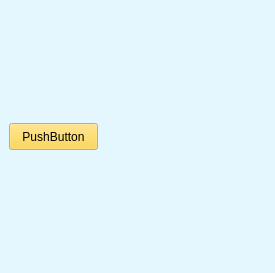
The window that src/contactos2.ui (foxcarlos/asiste) describes before a commit, drawn with Qt 5.
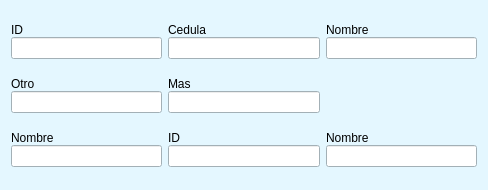
The same window after the commit.

```diff
--- a/src/contactos2.ui
+++ b/src/contactos2.ui
@@ -6,8 +6,8 @@
    <rect>
     <x>0</x>
     <y>0</y>
-    <width>275</width>
-    <height>273</height>
+    <width>488</width>
+    <height>190</height>
    </rect>
   </property>
   <property name="palette">
@@ -428,56 +428,198 @@
   <property name="windowTitle">
    <string>Form</string>
   </property>
-  <widget class="QPushButton" name="pushButton">
-   <property name="geometry">
-    <rect>
-     <x>9</x>
-     <y>123</y>
-     <width>89</width>
-     <height>27</height>
-    </rect>
-   </property>
-   <property name="palette">
-    <palette>
-     <active>
-      <colorrole role="Button">
-       <brush brushstyle="SolidPattern">
-        <color alpha="255">
-         <red>254</red>
-         <green>206</green>
-         <blue>45</blue>
-        </color>
-       </brush>
-      </colorrole>
-     </active>
-     <inactive>
-      <colorrole role="Button">
-       <brush brushstyle="SolidPattern">
-        <color alpha="255">
-         <red>254</red>
-         <green>206</green>
-         <blue>45</blue>
-        </color>
-       </brush>
-      </colorrole>
-     </inactive>
-     <disabled>
-      <colorrole role="Button">
-       <brush brushstyle="SolidPattern">
-        <color alpha="255">
-         <red>254</red>
-         <green>206</green>
-         <blue>45</blue>
-        </color>
-       </brush>
-      </colorrole>
-     </disabled>
-    </palette>
-   </property>
-   <property name="text">
-    <string>PushButton</string>
-   </property>
-  </widget>
+  <layout class="QGridLayout" name="gridLayout">
+   <item row="0" column="0">
+    <layout class="QVBoxLayout" name="verticalLayout">
+     <property name="spacing">
+      <number>0</number>
+     </property>
+     <item>
+      <widget class="QLabel" name="label">
+       <property name="sizePolicy">
+        <sizepolicy hsizetype="Minimum" vsizetype="Maximum">
+         <horstretch>0</horstretch>
+         <verstretch>0</verstretch>
+        </sizepolicy>
+       </property>
+       <property name="text">
+        <string>ID</string>
+       </property>
+       <property name="wordWrap">
+        <bool>false</bool>
+       </property>
+       <property name="margin">
+        <number>0</number>
+       </property>
+      </widget>
+     </item>
+     <item>
+      <widget class="QLineEdit" name="lineEdit_2"/>
+     </item>
+    </layout>
+   </item>
+   <item row="0" column="1">
+    <layout class="QVBoxLayout" name="verticalLayout_2">
+     <property name="spacing">
+      <number>0</number>
+     </property>
+     <item>
+      <widget class="QLabel" name="label_2">
+       <property name="sizePolicy">
+        <sizepolicy hsizetype="Preferred" vsizetype="Maximum">
+         <horstretch>0</horstretch>
+         <verstretch>0</verstretch>
+        </sizepolicy>
+       </property>
+       <property name="text">
+        <string>Cedula</string>
+       </property>
+      </widget>
+     </item>
+     <item>
+      <widget class="QLineEdit" name="lineEdit_3"/>
+     </item>
+    </layout>
+   </item>
+   <item row="0" column="2">
+    <layout class="QVBoxLayout" name="verticalLayout_3">
+     <property name="spacing">
+      <number>0</number>
+     </property>
+     <item>
+      <widget class="QLabel" name="label_3">
+       <property name="sizePolicy">
+        <sizepolicy hsizetype="Preferred" vsizetype="Maximum">
+         <horstretch>0</horstretch>
+         <verstretch>0</verstretch>
+        </sizepolicy>
+       </property>
+       <property name="text">
+        <string>Nombre</string>
+       </property>
+      </widget>
+     </item>
+     <item>
+      <widget class="QLineEdit" name="lineEdit_4"/>
+     </item>
+    </layout>
+   </item>
+   <item row="1" column="0">
+    <layout class="QVBoxLayout" name="verticalLayout_7">
+     <property name="spacing">
+      <number>0</number>
+     </property>
+     <item>
+      <widget class="QLabel" name="label_7">
+       <property name="sizePolicy">
+        <sizepolicy hsizetype="Preferred" vsizetype="Maximum">
+         <horstretch>0</horstretch>
+         <verstretch>0</verstretch>
+        </sizepolicy>
+       </property>
+       <property name="text">
+        <string>Otro</string>
+       </property>
+      </widget>
+     </item>
+     <item>
+      <widget class="QLineEdit" name="lineEdit_8"/>
+     </item>
+    </layout>
+   </item>
+   <item row="1" column="1">
+    <layout class="QVBoxLayout" name="verticalLayout_6">
+     <property name="spacing">
+      <number>0</number>
+     </property>
+     <item>
+      <widget class="QLabel" name="label_6">
+       <property name="sizePolicy">
+        <sizepolicy hsizetype="Preferred" vsizetype="Maximum">
+         <horstretch>0</horstretch>
+         <verstretch>0</verstretch>
+        </sizepolicy>
+       </property>
+       <property name="text">
+        <string>Mas</string>
+       </property>
+      </widget>
+     </item>
+     <item>
+      <widget class="QLineEdit" name="lineEdit_7"/>
+     </item>
+    </layout>
+   </item>
+   <item row="2" column="0">
+    <layout class="QVBoxLayout" name="verticalLayout_4">
+     <property name="spacing">
+      <number>0</number>
+     </property>
+     <item>
+      <widget class="QLabel" name="label_4">
+       <property name="sizePolicy">
+        <sizepolicy hsizetype="Preferred" vsizetype="Maximum">
+         <horstretch>0</horstretch>
+         <verstretch>0</verstretch>
+        </sizepolicy>
+       </property>
+       <property name="text">
+        <string>Nombre</string>
+       </property>
+      </widget>
+     </item>
+     <item>
+      <widget class="QLineEdit" name="lineEdit_5"/>
+     </item>
+    </layout>
+   </item>
+   <item row="2" column="1">
+    <layout class="QVBoxLayout" name="verticalLayout_5">
+     <property name="spacing">
+      <number>0</number>
+     </property>
+     <item>
+      <widget class="QLabel" name="label_5">
+       <property name="sizePolicy">
+        <sizepolicy hsizetype="Preferred" vsizetype="Maximum">
+         <horstretch>0</horstretch>
+         <verstretch>0</verstretch>
+        </sizepolicy>
+       </property>
+       <property name="text">
+        <string>ID</string>
+       </property>
+      </widget>
+     </item>
+     <item>
+      <widget class="QLineEdit" name="lineEdit_6"/>
+     </item>
+    </layout>
+   </item>
+   <item row="2" column="2">
+    <layout class="QVBoxLayout" name="verticalLayout_8">
+     <property name="spacing">
+      <number>0</number>
+     </property>
+     <item>
+      <widget class="QLabel" name="label_8">
+       <property name="sizePolicy">
+        <sizepolicy hsizetype="Preferred" vsizetype="Maximum">
+         <horstretch>0</horstretch>
+         <verstretch>0</verstretch>
+        </sizepolicy>
+       </property>
+       <property name="text">
+        <string>Nombre</string>
+       </property>
+      </widget>
+     </item>
+     <item>
+      <widget class="QLineEdit" name="lineEdit_9"/>
+     </item>
+    </layout>
+   </item>
+  </layout>
  </widget>
  <resources/>
  <connections/>
```
